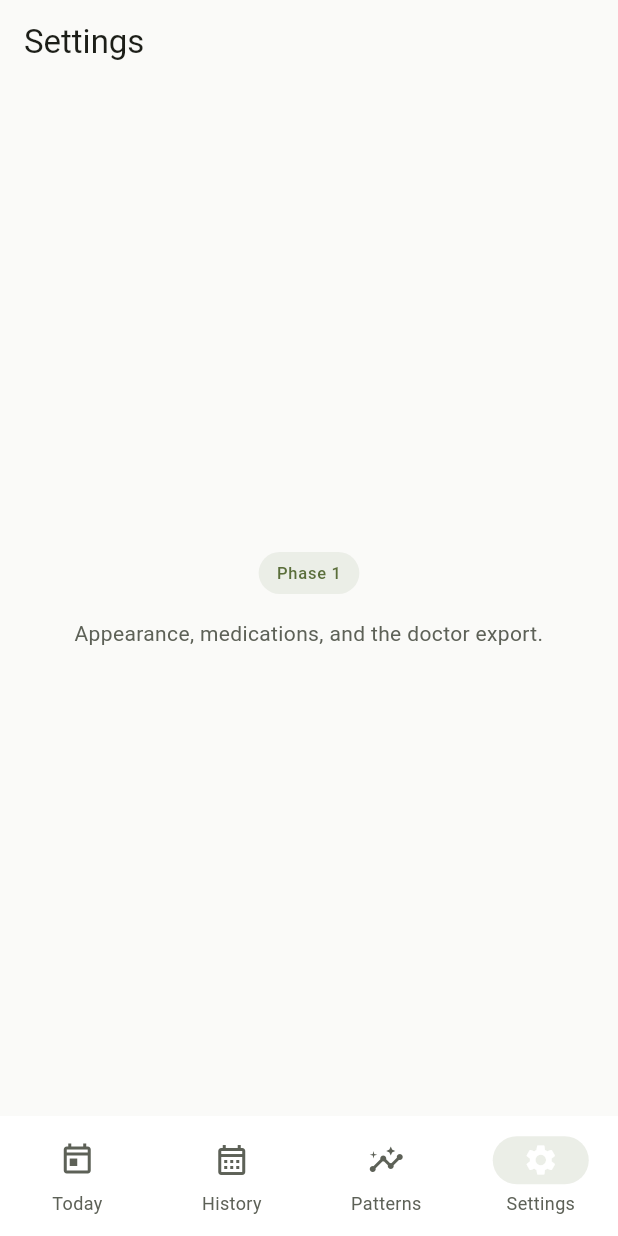
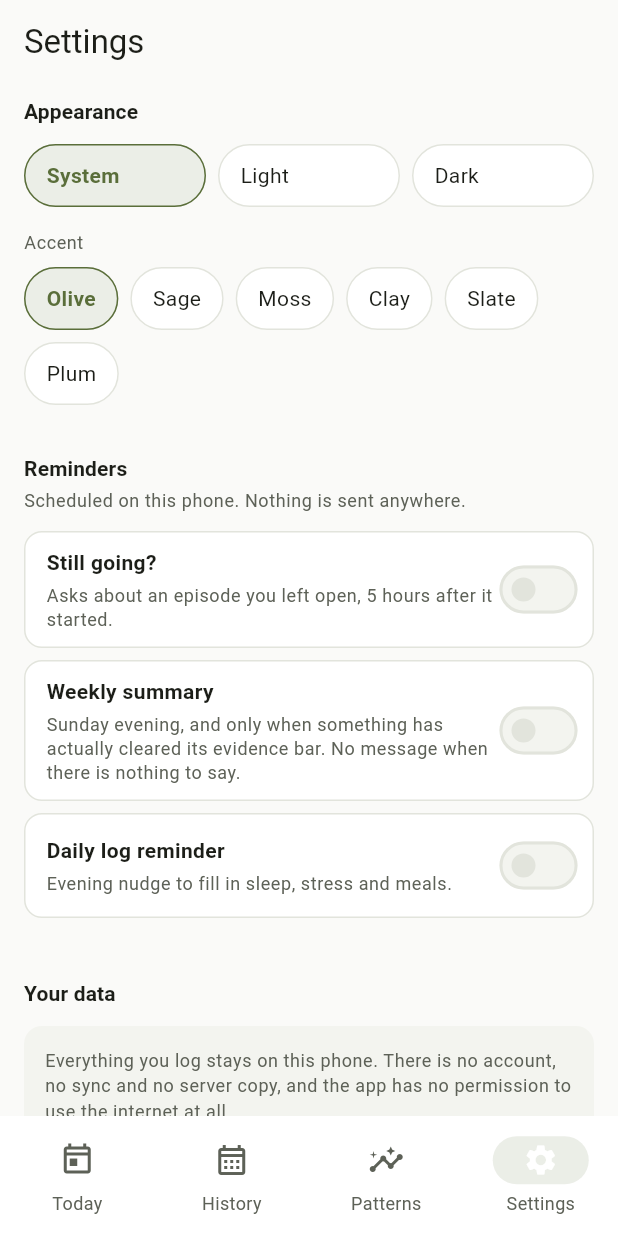
Before and after one commit to jigabarda/Sage, a Flutter app: the screen it shows after launch, item 4 of the bottom bar chosen, on a phone screen of 412 x 824 dp. Run offline on Flutter 3.47's test engine with Material 3 defaults, Android fonts, the phone set to English and light mode, and no system bars; our stand-ins replace flutter_local_notifications, flutter_riverpod, flutter_timezone, go_router, shared_preferences, sqflite and 1 more; accounts and stored records are empty.

Commit message:
Add scheduled reminders and the settings screen
Phase 5. Three reminders, all scheduled on the device: a follow-up on an
episode left open, a weekly summary, and an optional daily log nudge.
No FCM, no push token, no server.

Policy is split from plumbing. The plugin is a platform channel that
cannot run in a test, so every decision - whether to send at all, and
what the text says - lives in a pure NotificationPolicy that is covered,
and only delivery is untested.

Rules encoded:
- A notification with nothing to say is not sent. Every policy method can
  return null and null means silence. A weekly ping reading "no patterns
  yet" teaches someone to swipe the next one away, and the one after that
  is the one that mattered. Info-strength findings do not qualify.
- All three are off by default. An app that sends things nobody asked for
  gets its notifications disabled wholesale, and the follow-up is the one
  worth keeping.
- The runtime permission is requested when a toggle is switched on, never
  at launch. Android gives one good chance: asked before any value has
  been shown it gets denied, and a second denial is permanent until the
  user digs into system settings.
- Nothing may tell anyone to seek care. Same rule as the insights and
  more so, because a notification can arrive days late and be read on a
  lock screen. There is a test.
- The follow-up is cancelled when an episode is closed, so it cannot
  arrive after the thing it asks about is over.

Android details:
- Core library desugaring enabled; flutter_local_notifications fails the
  build without it.
- Scheduling is inexact, which avoids SCHEDULE_EXACT_ALARM entirely. That
  is a separate user grant on Android 14 meant for alarm clocks, and a
  summary landing at 19:14 instead of 19:00 is the same summary.
- RECEIVE_BOOT_COMPLETED and the boot receiver are declared by us, not
  the plugin. Without them every schedule is silently lost on the first
  reboot - exactly the case the weekly summary exists for.
- Notifications post with visibility private, so the body is hidden on a
  secure lock screen. The summary text is health data.

Settings replaces its placeholder: theme mode, accent, the three toggles,
and a plain statement that nothing leaves the phone.

147 tests pass. Release APK builds. The merged release manifest now
declares POST_NOTIFICATIONS, VIBRATE and RECEIVE_BOOT_COMPLETED, and
still no INTERNET; the guide carries the expected set as a table.

```diff
--- a/lib/app.dart
+++ b/lib/app.dart
@@ -5,6 +5,7 @@ import 'package:go_router/go_router.dart';
 import 'core/brand_palette.dart';
 import 'core/sage_theme.dart';
 import 'core/theme_controller.dart';
+import 'providers.dart';
 import 'router.dart';
 
 class SageApp extends ConsumerStatefulWidget {
@@ -21,6 +22,18 @@ class _SageAppState extends ConsumerState<SageApp> {
   late final GoRouter _router = buildRouter();
 
   @override
+  void initState() {
+    super.initState();
+    // Rebuilds the recurring schedule from current settings and current
+    // content, so the weekly summary reflects what the log says now rather
+    // than what it said whenever Settings was last opened. Fire and forget:
+    // nothing on screen depends on it, and it swallows its own failures.
+    WidgetsBinding.instance.addPostFrameCallback((_) {
+      ref.read(rearmNotificationsProvider.future).ignore();
+    });
+  }
+
+  @override
   Widget build(BuildContext context) {
     final palette = ref.watch(brandPaletteProvider);
     final mode = ref.watch(themeModeProvider);
--- /dev/null
+++ b/lib/data/notifications/notification_policy.dart
@@ -0,0 +1,155 @@
+import '../insights/insight.dart';
+import '../models/episode.dart';
+
+/// What each scheduled notification is for.
+///
+/// The id is stable per kind so rescheduling replaces rather than stacks —
+/// three copies of the same weekly summary is how someone turns notifications
+/// off for good.
+enum SageNotification {
+  weeklySummary(1),
+  dailyLogNudge(2),
+  episodeFollowUp(3);
+
+  const SageNotification(this.id);
+  final int id;
+}
+
+/// The decisions behind the notifications, separated from the plugin that
+/// delivers them.
+///
+/// Everything here is pure, so the part worth getting right — *whether* to
+/// send, and *what it says* — is testable without a platform channel.
+///
+/// ## The rule that governs all of this
+///
+/// **A notification with nothing to say must not be sent.** A weekly ping
+/// reading "no patterns yet" teaches someone to swipe the next one away
+/// without reading it, and the one after that is the one that mattered. Every
+/// method below can return null, and null means silence.
+abstract final class NotificationPolicy {
+  /// Hours an episode may sit open before asking whether it is over.
+  ///
+  /// Long enough not to interrupt someone who is still in it, short enough
+  /// that the end time is worth recording. Most migraines are hours, not
+  /// minutes, so a nudge at one hour would land mid-attack — which is the one
+  /// moment this app should be leaving them alone.
+  static const followUpAfter = Duration(hours: 5);
+
+  /// Sunday evening: late enough that the week is over, early enough to still
+  /// be awake.
+  static const weeklyWeekday = DateTime.sunday;
+  static const weeklyHour = 19;
+
+  /// Evening, after the day has happened. A morning nudge would ask someone to
+  /// record a day they have not had yet.
+  static const dailyNudgeHour = 20;
+
+  /// The next occurrence of [weekday] at [hour], strictly after [from].
+  ///
+  /// Strictly after, so rescheduling at 19:00:00 on a Sunday does not fire
+  /// immediately and then again in seven days.
+  static DateTime nextWeekly(
+    DateTime from, {
+    int weekday = weeklyWeekday,
+    int hour = weeklyHour,
+  }) {
+    var candidate = DateTime(from.year, from.month, from.day, hour);
+    while (candidate.weekday != weekday || !candidate.isAfter(from)) {
+      candidate = candidate.add(const Duration(days: 1));
+      candidate = DateTime(
+        candidate.year,
+        candidate.month,
+        candidate.day,
+        hour,
+      );
+    }
+    return candidate;
+  }
+
+  /// The next daily nudge, strictly after [from].
+  static DateTime nextDaily(DateTime from, {int hour = dailyNudgeHour}) {
+    final today = DateTime(from.year, from.month, from.day, hour);
+    if (today.isAfter(from)) return today;
+    final tomorrow = from.add(const Duration(days: 1));
+    return DateTime(tomorrow.year, tomorrow.month, tomorrow.day, hour);
+  }
+
+  /// The weekly summary, or null when there is nothing worth saying.
+  ///
+  /// Takes the strongest finding rather than a digest of all of them. A
+  /// notification is one line someone reads on a lock screen; three findings
+  /// crammed in is none read.
+  static ({String title, String body})? weeklySummary(List<Insight> insights) {
+    if (insights.isEmpty) return null;
+
+    // `all()` already sorts strongest first. Anything at `info` strength is a
+    // plain summary rather than a pattern, and is not worth interrupting
+    // someone for.
+    final top = insights.first;
+    if (top.strength == InsightStrength.info) return null;
+
+    return (title: 'From your log this week', body: top.detail);
+  }
+
+  /// The follow-up for an episode still open, or null if it is too soon or it
+  /// has already been closed.
+  static ({String title, String body})? followUp(
+    Episode episode,
+    DateTime now,
+  ) {
+    if (!episode.isOngoing) return null;
+    if (now.difference(episode.startedAt) < followUpAfter) return null;
+    return (
+      title: 'Still going?',
+      body:
+          'Your ${episode.kind.label.toLowerCase()} has been open since '
+          '${_clock(episode.startedAt)}. Closing it records how long it '
+          'lasted.',
+    );
+  }
+
+  /// The daily nudge, or null when the day already has an entry.
+  static ({String title, String body})? dailyNudge({
+    required bool dayAlreadyLogged,
+  }) {
+    if (dayAlreadyLogged) return null;
+    return (
+      title: 'Today\'s log',
+      body: 'Sleep, stress and meals. Anything you did not track, leave blank.',
+    );
+  }
+
+  static String _clock(DateTime at) =>
+      '${at.hour.toString().padLeft(2, '0')}:${at.minute.toString().padLeft(2, '0')}';
+}
+
+/// Which notifications the user has switched on.
+///
+/// **All off by default.** An app that starts sending things nobody asked for
+/// gets its notifications disabled wholesale, and the follow-up is genuinely
+/// useful — spending that goodwill on an unrequested daily nudge is a bad
+/// trade.
+class NotificationSettings {
+  const NotificationSettings({
+    this.weeklySummary = false,
+    this.episodeFollowUp = false,
+    this.dailyNudge = false,
+  });
+
+  final bool weeklySummary;
+  final bool episodeFollowUp;
+  final bool dailyNudge;
+
+  bool get anyEnabled => weeklySummary || episodeFollowUp || dailyNudge;
+
+  NotificationSettings copyWith({
+    bool? weeklySummary,
+    bool? episodeFollowUp,
+    bool? dailyNudge,
+  }) => NotificationSettings(
+    weeklySummary: weeklySummary ?? this.weeklySummary,
+    episodeFollowUp: episodeFollowUp ?? this.episodeFollowUp,
+    dailyNudge: dailyNudge ?? this.dailyNudge,
+  );
+}
--- /dev/null
+++ b/lib/features/settings/settings_screen.dart
@@ -0,0 +1,250 @@
+import 'package:flutter/material.dart';
+import 'package:flutter_riverpod/flutter_riverpod.dart';
+
+import '../../core/brand_palette.dart';
+import '../../core/sage_tokens.dart';
+import '../../core/sage_ui.dart';
+import '../../core/theme_controller.dart';
+import '../../data/notifications/notification_policy.dart';
+import '../../providers.dart';
+
+class SettingsScreen extends ConsumerWidget {
+  const SettingsScreen({super.key});
+
+  @override
+  Widget build(BuildContext context, WidgetRef ref) {
+    final t = context.t;
+    return Scaffold(
+      appBar: AppBar(title: const Text('Settings')),
+      body: ListView(
+        padding: const EdgeInsets.fromLTRB(16, 8, 16, 32),
+        children: [
+          const _Appearance(),
+          Gap.h32,
+          const _Notifications(),
+          Gap.h32,
+          SageSection(
+            title: 'Your data',
+            child: Container(
+              padding: const EdgeInsets.all(14),
+              decoration: BoxDecoration(
+                color: t.surfaceAlt,
+                borderRadius: Radii.md,
+              ),
+              child: Text(
+                'Everything you log stays on this phone. There is no account, '
+                'no sync and no server copy, and the app has no permission to '
+                'use the internet at all.\n\n'
+                'Reminders are scheduled on the device, so nothing about them '
+                'leaves it either.',
+                style: context.text.bodySmall?.copyWith(
+                  color: t.inkMuted,
+                  height: 1.45,
+                ),
+              ),
+            ),
+          ),
+        ],
+      ),
+    );
+  }
+}
+
+class _Appearance extends ConsumerWidget {
+  const _Appearance();
+
+  @override
+  Widget build(BuildContext context, WidgetRef ref) {
+    final mode = ref.watch(themeModeProvider);
+    final palette = ref.watch(brandPaletteProvider);
+
+    return SageSection(
+      title: 'Appearance',
+      child: Column(
+        crossAxisAlignment: CrossAxisAlignment.start,
+        children: [
+          Row(
+            children: [
+              for (final m in ThemeMode.values) ...[
+                Expanded(
+                  child: SageChip(
+                    label: switch (m) {
+                      ThemeMode.system => 'System',
+                      ThemeMode.light => 'Light',
+                      ThemeMode.dark => 'Dark',
+                    },
+                    selected: mode == m,
+                    onTap: () => ref.read(themeModeProvider.notifier).set(m),
+                  ),
+                ),
+                if (m != ThemeMode.values.last) Gap.w8,
+              ],
+            ],
+          ),
+          Gap.h16,
+          Text(
+            'Accent',
+            style: context.text.bodySmall?.copyWith(color: context.t.inkMuted),
+          ),
+          Gap.h8,
+          Wrap(
+            spacing: 8,
+            runSpacing: 8,
+            children: [
+              for (final p in BrandPalette.values)
+                SageChip(
+                  label: p.label,
+                  selected: palette == p,
+                  onTap: () => ref.read(brandPaletteProvider.notifier).set(p),
+                ),
+            ],
+          ),
+        ],
+      ),
+    );
+  }
+}
+
+class _Notifications extends ConsumerStatefulWidget {
+  const _Notifications();
+
+  @override
+  ConsumerState<_Notifications> createState() => _NotificationsState();
+}
+
+class _NotificationsState extends ConsumerState<_Notifications> {
+  bool _busy = false;
+
+  /// Applies a toggle, asking for permission the first time one is turned on.
+  ///
+  /// The prompt is deliberately here and not at launch. Android gives an app
+  /// one good chance: a permission asked before any value has been shown gets
+  /// denied, and a second denial is permanent until the user goes into system
+  /// settings. So it is asked at the exact moment someone has said they want
+  /// a notification.
+  Future<void> _set(NotificationSettings next) async {
+    final service = ref.read(notificationServiceProvider);
+    final wasEnabled = service.settings.anyEnabled;
+
+    setState(() => _busy = true);
+    try {
+      if (!wasEnabled && next.anyEnabled) {
+        final granted = await service.requestPermission();
+        if (!granted) {
+          if (!mounted) return;
+          ScaffoldMessenger.of(context).showSnackBar(
+            const SnackBar(
+              content: Text(
+                'Android is blocking notifications for Sage. You can turn '
+                'them on in system settings.',
+              ),
+            ),
+          );
+          return;
+        }
+      }
+
+      await service.saveSettings(next);
+      await ref.read(rearmNotificationsProvider.future);
+      if (!mounted) return;
+      // Rebuilds the toggles from the saved settings.
+      setState(() {});
+    } finally {
+      if (mounted) setState(() => _busy = false);
+    }
+  }
+
+  @override
+  Widget build(BuildContext context) {
+    final s = ref.watch(notificationServiceProvider).settings;
+
+    return SageSection(
+      title: 'Reminders',
+      hint: 'Scheduled on this phone. Nothing is sent anywhere.',
+      child: Column(
+        children: [
+          _Toggle(
+            label: 'Still going?',
+            detail:
+                'Asks about an episode you left open, ${NotificationPolicy.followUpAfter.inHours} hours after it started.',
+            value: s.episodeFollowUp,
+            enabled: !_busy,
+            onChanged: (v) => _set(s.copyWith(episodeFollowUp: v)),
+          ),
+          _Toggle(
+            label: 'Weekly summary',
+            detail:
+                'Sunday evening, and only when something has actually cleared '
+                'its evidence bar. No message when there is nothing to say.',
+            value: s.weeklySummary,
+            enabled: !_busy,
+            onChanged: (v) => _set(s.copyWith(weeklySummary: v)),
+          ),
+          _Toggle(
+            label: 'Daily log reminder',
+            detail: 'Evening nudge to fill in sleep, stress and meals.',
+            value: s.dailyNudge,
+            enabled: !_busy,
+            onChanged: (v) => _set(s.copyWith(dailyNudge: v)),
+          ),
+        ],
+      ),
+    );
+  }
+}
+
+class _Toggle extends StatelessWidget {
+  const _Toggle({
+    required this.label,
+    required this.detail,
+    required this.value,
+    required this.enabled,
+    required this.onChanged,
+  });
+
+  final String label;
+  final String detail;
+  final bool value;
+  final bool enabled;
+  final ValueChanged<bool> onChanged;
+
+  @override
+  Widget build(BuildContext context) {
+    final t = context.t;
+    return Container(
+      margin: const EdgeInsets.only(bottom: 8),
+      padding: const EdgeInsets.fromLTRB(14, 10, 6, 10),
+      decoration: BoxDecoration(
+        color: t.surface,
+        borderRadius: Radii.md,
+        border: Border.all(color: t.line),
+      ),
+      child: Row(
+        children: [
+          Expanded(
+            child: Column(
+              crossAxisAlignment: CrossAxisAlignment.start,
+              children: [
+                Text(
+                  label,
+                  style: context.text.bodyMedium?.copyWith(
+                    fontWeight: FontWeight.w600,
+                  ),
+                ),
+                Gap.h4,
+                Text(
+                  detail,
+                  style: context.text.bodySmall?.copyWith(
+                    color: t.inkMuted,
+                    height: 1.35,
+                  ),
+                ),
+              ],
+            ),
+          ),
+          Switch(value: value, onChanged: enabled ? onChanged : null),
+        ],
+      ),
+    );
+  }
+}
--- a/lib/providers.dart
+++ b/lib/providers.dart
@@ -10,6 +10,8 @@ import 'data/guidance/guidance_service.dart';
 import 'data/insights/insight.dart';
 import 'data/insights/insights_service.dart';
 import 'data/models/daily_log.dart';
+import 'data/notifications/notification_policy.dart';
+import 'data/notifications/notification_service.dart';
 import 'data/repositories/daily_log_repository.dart';
 import 'data/repositories/episode_repository.dart';
 import 'data/triage/triage_service.dart';
@@ -134,3 +136,31 @@ void invalidateDailyData(WidgetRef ref) {
   ref.invalidate(insightsProvider);
   ref.invalidate(insightsProgressProvider);
 }
+
+/// Overridden in `main.dart`, where SharedPreferences is already open and the
+/// plugin has been initialised.
+final notificationServiceProvider = Provider<NotificationService>(
+  (ref) => throw StateError(
+    'notificationServiceProvider must be overridden in ProviderScope',
+  ),
+);
+
+/// Rebuilds the recurring schedule from current settings and current content.
+///
+/// Read as a future rather than watched, so it runs on demand: at startup, and
+/// after anything that changes what the weekly summary would say.
+final rearmNotificationsProvider = FutureProvider<void>((ref) async {
+  final service = ref.watch(notificationServiceProvider);
+  if (!service.settings.anyEnabled) {
+    await service.cancelAll();
+    return;
+  }
+
+  final insights = await ref.watch(insightsServiceProvider).all();
+  final today = await ref.watch(dailyLogRepositoryProvider).today();
+
+  await service.rearm(
+    weekly: NotificationPolicy.weeklySummary(insights),
+    dayAlreadyLogged: !today.isEmpty,
+  );
+});
--- a/lib/router.dart
+++ b/lib/router.dart
@@ -6,9 +6,9 @@ import 'features/episodes/episode_editor_screen.dart';
 import 'features/daily/daily_log_screen.dart';
 import 'features/guidance/guidance_screen.dart';
 import 'features/patterns/patterns_screen.dart';
+import 'features/settings/settings_screen.dart';
 import 'features/history/history_screen.dart';
 import 'features/shell/app_shell.dart';
-import 'features/shell/placeholder_screen.dart';
 import 'features/today/today_screen.dart';
 import 'features/triage/escalation_screen.dart';
 import 'features/triage/safety_check_screen.dart';
@@ -100,11 +100,7 @@ GoRouter buildRouter() {
             routes: [
               GoRoute(
                 path: '/settings',
-                builder: (_, _) => const PlaceholderScreen(
-                  title: 'Settings',
-                  phase: 'Phase 1',
-                  summary: 'Appearance, medications, and the doctor export.',
-                ),
+                builder: (_, _) => const SettingsScreen(),
               ),
             ],
           ),
--- a/pubspec.yaml
+++ b/pubspec.yaml
@@ -17,6 +17,12 @@ dependencies:
   path_provider: ^2.1.5
   shared_preferences: ^2.3.3
   sqflite: ^2.4.1
+  # Scheduled on-device notifications. No FCM, no push infrastructure, no
+  # server - the whole point is that a reminder about your own log never
+  # leaves the device.
+  flutter_local_notifications: ^18.0.1
+  timezone: ^0.10.0
+  flutter_timezone: ^4.1.0
 
 dev_dependencies:
   flutter_test:
```
Also changed, not shown: lib/data/notifications/notification_service.dart (added, +224 -0 lines), lib/features/today/today_screen.dart (+14 -1 lines), lib/main.dart (+9 -0 lines), pubspec.lock, 4 other files.
